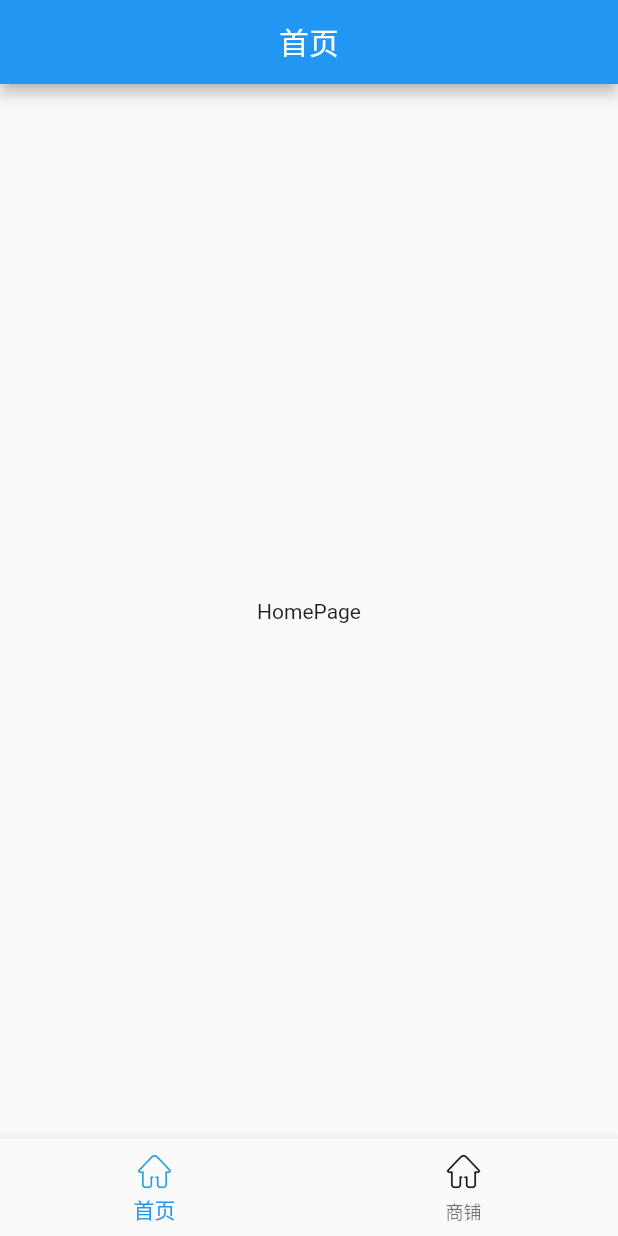
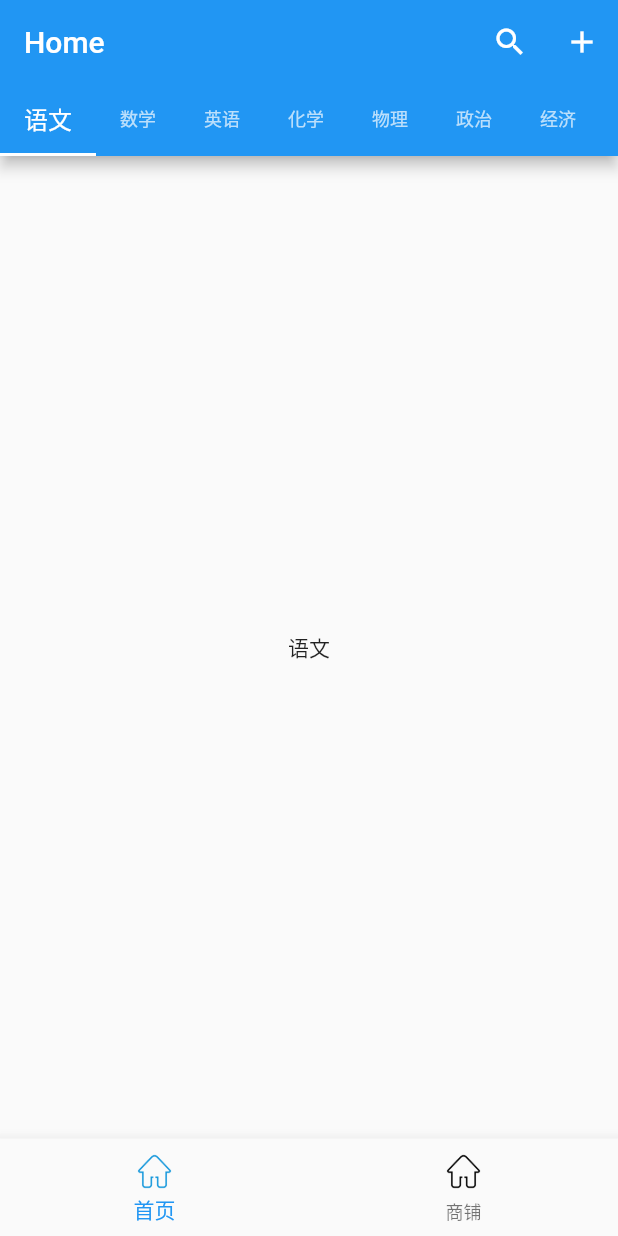
Before and after one commit to hanyunmuyu/flutter, a Flutter app: the screen it shows after launch, on a phone screen of 412 x 824 dp. Run offline on Flutter 3.47's test engine with Material 2 defaults, Android fonts, the phone set to English and light mode, and no system bars.

Commit message:
路由跳转

```diff
--- a/lib/HomePage.dart
+++ b/lib/HomePage.dart
@@ -1,14 +1,57 @@
 import 'package:flutter/material.dart';
+import 'SearchPage.dart';
 
 class HomePage extends StatelessWidget {
+  final List<Tab> myTabs = <Tab>[
+    new Tab(text: '语文'),
+    new Tab(text: '数学'),
+    new Tab(text: '英语'),
+    new Tab(text: '化学'),
+    new Tab(text: '物理'),
+    new Tab(text: '政治'),
+    new Tab(text: '经济'),
+    new Tab(text: '体育'),
+  ];
 
   @override
   Widget build(BuildContext context) {
-    return new MaterialApp(
-      home: new Scaffold(
-        body: new Center(child: new Text('HomePage'),),
-      ),
-    );
-
+    return new DefaultTabController(
+        length: myTabs.length,
+        child: new Scaffold(
+          appBar: new AppBar(
+            title: new Text('Home'),
+            actions: <Widget>[
+              new IconButton(
+                  icon: new Icon(
+                    Icons.search,
+                    color: Colors.white,
+                  ),
+                  onPressed: () {
+                    Navigator.of(context)
+                        .push(new MaterialPageRoute(builder: (_) {
+                      return new SearchPage();
+                    }));
+                  }),
+              new IconButton(
+                  icon: new Icon(
+                    Icons.add,
+                    color: Colors.white,
+                  ),
+                  onPressed: null)
+            ],
+            bottom: new TabBar(
+              tabs: myTabs,
+              isScrollable: true,
+              indicatorSize: TabBarIndicatorSize.tab,
+              labelColor: Colors.white,
+              labelStyle: new TextStyle(fontSize: 16.0),
+              unselectedLabelStyle: new TextStyle(fontSize: 12.0),
+            ),
+          ),
+          body: new TabBarView(
+              children: myTabs.map((Tab tab) {
+            return new Center(child: new Text(tab.text));
+          }).toList()),
+        ));
   }
 }
--- a/lib/MainPage.dart
+++ b/lib/MainPage.dart
@@ -28,11 +28,6 @@ class MainPageState extends State<MainPageWidget> {
     initData();
 
     return new Scaffold(
-      appBar: new AppBar(
-        title: new Center(
-          child: new Text(appBarTitles[_tabIndex]),
-        ),
-      ),
       body: _bodies[_tabIndex],
       bottomNavigationBar: new BottomNavigationBar(
         items: <BottomNavigationBarItem>[
--- /dev/null
+++ b/lib/SearchPage.dart
@@ -0,0 +1,12 @@
+import 'package:flutter/material.dart';
+
+class SearchPage extends StatelessWidget {
+
+  @override
+  Widget build(BuildContext context) {
+    return new Scaffold(
+      appBar: new AppBar(title: new Text('Search'),),
+    );
+
+  }
+}
--- a/lib/ShopPage.dart
+++ b/lib/ShopPage.dart
@@ -6,7 +6,12 @@ class ShopPage extends StatelessWidget {
   Widget build(BuildContext context) {
     return new MaterialApp(
       home: new Scaffold(
-        body: new Center(child: new Text('ShopPage'),),
+        appBar: new AppBar(
+          title: new Center(
+            child: new Text('Shop'),
+          ),
+        ),
+        body: new Text('ShopPage'),
       ),
     );
   }
```
